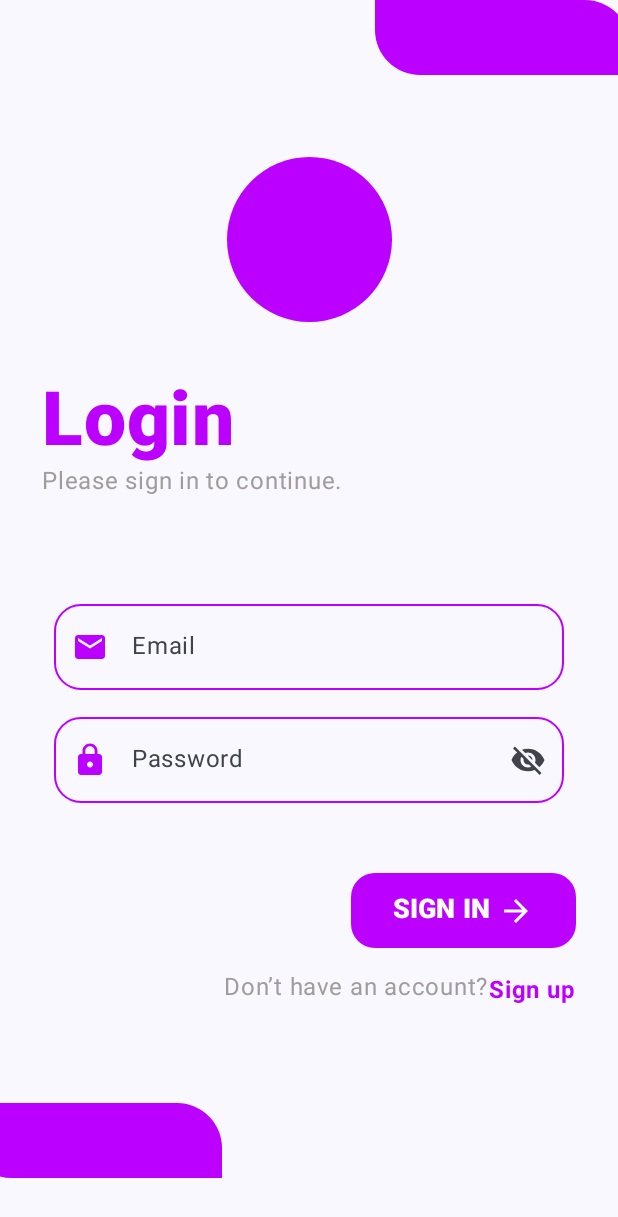
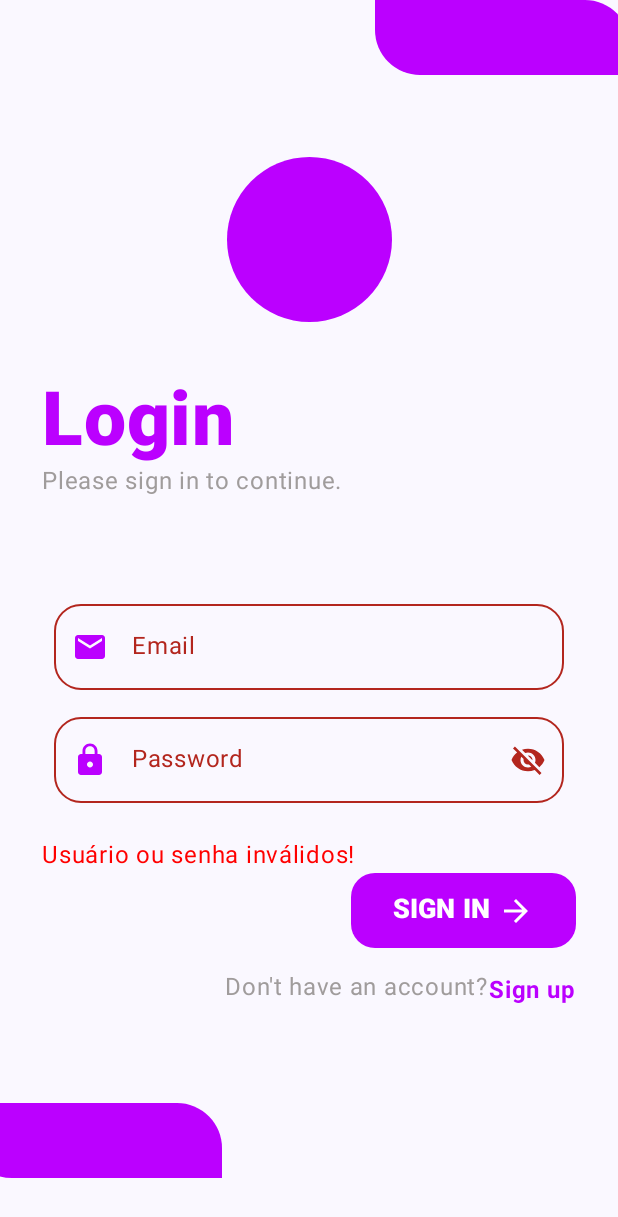
Before and after one commit to 4Mariza/DS1BIT_A_MYTRIPS, an Android app built with Jetpack Compose: the screen it shows after launch (MainActivity), after a tap on "SIGN IN", on a phone screen of 412 x 824 dp. Shown: the top 1217 px of the screen. Run offline under Robolectric (Android 15) with nearby library versions, the phone set to English and light mode, and no system bars; our stand-ins replace Room's generated code.

Commit message:
login e cadastro - ok

```diff
--- a/app/src/main/java/br/senai/sp/jandira/mytrips/dao/UsuarioDao.kt
+++ b/app/src/main/java/br/senai/sp/jandira/mytrips/dao/UsuarioDao.kt
@@ -10,8 +10,8 @@ interface UsuarioDao {
         @Insert
         fun salvar(usuario: Usuario): Long
 
-        @Query("SELECT * FROM tbl_usuario ORDER BY nome ASC")
-        fun listarTodosOsUsuarios(): List<Usuario>
+        @Query("SELECT * FROM tbl_usuario WHERE email=:email AND senha=:senha")
+        fun logar(email:String, senha:String):Boolean
 
         @Query("SELECT * FROM tbl_usuario WHERE id = :id")
         fun buscarUsuarioPeloId(id: Long): Usuario
--- a/app/src/main/java/br/senai/sp/jandira/mytrips/dao/UsuarioDb.kt
+++ b/app/src/main/java/br/senai/sp/jandira/mytrips/dao/UsuarioDb.kt
@@ -6,7 +6,7 @@ import androidx.room.Room
 import androidx.room.RoomDatabase
 import br.senai.sp.jandira.mytrips.model.Usuario
 
-@Database(entities = [Usuario::class], version = 1)
+@Database(entities = [Usuario::class], version = 2)
 abstract class UsuarioDb : RoomDatabase(){
 
     abstract fun UsuarioDao():UsuarioDao
--- a/app/src/main/java/br/senai/sp/jandira/mytrips/repository/UsuarioRepository.kt
+++ b/app/src/main/java/br/senai/sp/jandira/mytrips/repository/UsuarioRepository.kt
@@ -11,8 +11,8 @@ class UsuarioRepository(context: Context) {
         return db.salvar(usuario)
     }
 
-    fun buscarTodosOsUsuarios(): List<Usuario>{
-        return db.listarTodosOsUsuarios()
+    fun validarLogin(email:String, senha:String): Boolean{
+        return db.logar(email, senha)
     }
 
     fun buscarUsuarioPeloId(id: Long): Usuario {
--- a/app/src/main/java/br/senai/sp/jandira/mytrips/screens/Home.kt
+++ b/app/src/main/java/br/senai/sp/jandira/mytrips/screens/Home.kt
@@ -67,7 +67,6 @@ fun Home(controleDeNavegacao: NavHostController) {
     val categorias = CategoriaRepository().listarTodasAsCategorias()
 
     val cr = UsuarioRepository(LocalContext.current)
-    val usuarios = cr.buscarTodosOsUsuarios()
 
     var cardColor by remember { mutableStateOf(Color(0x88CF06F0)) }
 
--- a/app/src/main/java/br/senai/sp/jandira/mytrips/screens/Login.kt
+++ b/app/src/main/java/br/senai/sp/jandira/mytrips/screens/Login.kt
@@ -40,6 +40,7 @@ import androidx.compose.ui.Alignment
 import androidx.compose.ui.Modifier
 import androidx.compose.ui.graphics.Color
 import androidx.compose.ui.platform.LocalContext
+import androidx.compose.ui.res.stringResource
 import androidx.compose.ui.text.font.FontWeight
 import androidx.compose.ui.text.input.KeyboardType
 import androidx.compose.ui.text.input.PasswordVisualTransformation
@@ -48,6 +49,7 @@ import androidx.compose.ui.tooling.preview.Preview
 import androidx.compose.ui.unit.dp
 import androidx.compose.ui.unit.sp
 import androidx.navigation.NavHostController
+import br.senai.sp.jandira.mytrips.R
 import br.senai.sp.jandira.mytrips.repository.UsuarioRepository
 import br.senai.sp.jandira.mytrips.ui.theme.MyTripsTheme
 
@@ -55,9 +57,8 @@ import br.senai.sp.jandira.mytrips.ui.theme.MyTripsTheme
 fun Login(controleDeNavegacao: NavHostController) {
 
     val cr = UsuarioRepository(LocalContext.current)
-    val usuarios = cr.buscarTodosOsUsuarios()
 
-    var nomeState = remember {
+    var emailState = remember {
         mutableStateOf("")
     }
 
@@ -128,7 +129,7 @@ fun Login(controleDeNavegacao: NavHostController) {
                             fontWeight = FontWeight.ExtraBold
                         )
                         Text(
-                            text = "Please sign in to continue.",
+                            text = stringResource(id = R.string.login_phrase),
                             color = Color(0xFFA09C9C)
                         )
                     }
@@ -141,9 +142,9 @@ fun Login(controleDeNavegacao: NavHostController) {
                         verticalArrangement = Arrangement.SpaceAround
                     ) {
                         OutlinedTextField(
-                            value = nomeState.value,
+                            value = emailState.value,
                             onValueChange = {
-                                nomeState.value = it
+                                emailState.value = it
                             },
                             leadingIcon = { Icon(imageVector = Icons.Filled.Email, contentDescription ="", tint = Color(0xFFBB00FF)) },
                             label = {
@@ -190,7 +191,7 @@ fun Login(controleDeNavegacao: NavHostController) {
                             },
                             leadingIcon = { Icon(imageVector = Icons.Filled.Lock, contentDescription ="", tint = Color(0xFFBB00FF) ) },
                             label = {
-                                Text(text = "Password")
+                                Text(text = stringResource(id = R.string.login_password_field))
                             },
                             colors = OutlinedTextFieldDefaults
                                 .colors(
@@ -218,14 +219,17 @@ fun Login(controleDeNavegacao: NavHostController) {
                     ){
                         Button(
                             onClick = {
-                                for (user in usuarios){
-                                    if(nomeState.value == user.email && passwordState.value == user.senha){
+                                if(emailState.value == "" || passwordState.value == ""){
+                                    isErrorState.value = true
+                                    mensagemErroState.value = "Usuário ou senha inválidos!"
+                                } else {
+                                    val usuario = cr.validarLogin(emailState.value, passwordState.value)
+
+                                    if(usuario){
                                         controleDeNavegacao.navigate("home")
-                                    } else {
-                                        isErrorState.value = true
-                                        mensagemErroState.value = "Usuário ou senha inválidos!"
                                     }
                                 }
+
                             },
                             colors = ButtonDefaults.buttonColors(
                                 containerColor = Color(0xFFBB00FF)
@@ -241,7 +245,7 @@ fun Login(controleDeNavegacao: NavHostController) {
                                 horizontalArrangement = Arrangement.SpaceEvenly
                             ){
                                 Text(
-                                    text = "SIGN IN",
+                                    text = stringResource(id = R.string.login_button),
                                     fontWeight = FontWeight.ExtraBold,
                                     fontSize = 18.sp
                                 )
@@ -258,11 +262,11 @@ fun Login(controleDeNavegacao: NavHostController) {
                         verticalAlignment = Alignment.Bottom
                     ){
                         Text(
-                            text = "Don’t have an account?",
+                            text = stringResource(id = R.string.login_no_account_yet),
                             color = Color(0xFFA09C9C)
                         )
                         Text(
-                            text = "Sign up",
+                            text = stringResource(id = R.string.login_sign_up_text),
                             fontSize = 16.sp,
                             color = Color(0xFFBB00FF),
                             fontWeight = FontWeight.Bold,
--- a/app/src/main/res/values/strings.xml
+++ b/app/src/main/res/values/strings.xml
@@ -1,3 +1,20 @@
 <resources>
     <string name="app_name">MyTrips</string>
+    <string name="login_phrase">Please sign in to continue.</string>
+    <string name="login_password_field">Password</string>
+    <string name="login_error_message">Invalid user or password!</string>
+    <string name="login_button">SIGN IN</string>
+    <string name="login_no_account_yet">Don\'t have an account?</string>
+    <string name="login_sign_up_text">Sign up</string>
+
+    <string name="signUp_title">Sign Up</string>
+    <string name="signUp_phrase">Create a new account</string>
+    <string name="signUp_username">Username</string>
+    <string name="signUp_phone">Phone</string>
+    <string name="signUp_password">Password</string>
+    <string name="signUp_is_over_18">Over 18?</string>
+    <string name="signUp_button">CREATE ACCOUNT</string>
+    <string name="signUp_already_has_account">Already have an account?</string>
+    <string name="signUp_login_text">Sign in</string>
+    <string name="signUp_error_message">Fields were not filled in correctly!</string>
 </resources>
```
Also changed, not shown: app/src/main/java/br/senai/sp/jandira/mytrips/screens/SignUp.kt (+10 -9 lines), 1 other file.
